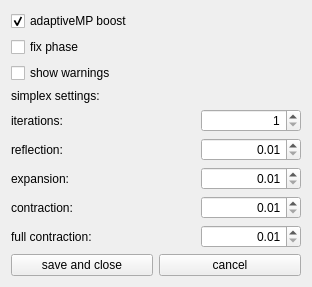
Above: examples/matchingPursuit/settingwindow.ui from mne-tools/mne-cpp before the change. Below: the same form after it.
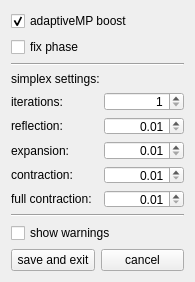
That is the form after the change. Icons and pictures are not drawn.

Patch:
```diff
--- a/examples/matchingPursuit/settingwindow.ui
+++ b/examples/matchingPursuit/settingwindow.ui
@@ -6,10 +6,28 @@
    <rect>
     <x>0</x>
     <y>0</y>
-    <width>312</width>
+    <width>195</width>
     <height>282</height>
    </rect>
   </property>
+  <property name="sizePolicy">
+   <sizepolicy hsizetype="Fixed" vsizetype="Fixed">
+    <horstretch>0</horstretch>
+    <verstretch>0</verstretch>
+   </sizepolicy>
+  </property>
+  <property name="minimumSize">
+   <size>
+    <width>195</width>
+    <height>282</height>
+   </size>
+  </property>
+  <property name="maximumSize">
+   <size>
+    <width>195</width>
+    <height>282</height>
+   </size>
+  </property>
   <property name="windowTitle">
    <string>settings</string>
   </property>
@@ -42,9 +60,9 @@
     </widget>
    </item>
    <item>
-    <widget class="QCheckBox" name="cb_show_warnings">
-     <property name="text">
-      <string>show warnings</string>
+    <widget class="Line" name="line">
+     <property name="orientation">
+      <enum>Qt::Horizontal</enum>
      </property>
     </widget>
    </item>
@@ -61,7 +79,7 @@
       <widget class="QSpinBox" name="sb_adaptive_iteration">
        <property name="maximumSize">
         <size>
-         <width>100</width>
+         <width>80</width>
          <height>16777215</height>
         </size>
        </property>
@@ -130,7 +148,7 @@
       <widget class="QDoubleSpinBox" name="dsb_adaptive_reflection">
        <property name="maximumSize">
         <size>
-         <width>100</width>
+         <width>80</width>
          <height>16777215</height>
         </size>
        </property>
@@ -149,7 +167,7 @@
       <widget class="QDoubleSpinBox" name="dsb_adaptive_contraction">
        <property name="maximumSize">
         <size>
-         <width>100</width>
+         <width>80</width>
          <height>16777215</height>
         </size>
        </property>
@@ -168,7 +186,7 @@
       <widget class="QDoubleSpinBox" name="dsb_adaptive_fullcontraction">
        <property name="maximumSize">
         <size>
-         <width>100</width>
+         <width>80</width>
          <height>16777215</height>
         </size>
        </property>
@@ -187,7 +205,7 @@
       <widget class="QDoubleSpinBox" name="dsb_adaptive_expansion">
        <property name="maximumSize">
         <size>
-         <width>100</width>
+         <width>80</width>
          <height>16777215</height>
         </size>
        </property>
@@ -204,12 +222,26 @@
      </item>
     </layout>
    </item>
+   <item>
+    <widget class="Line" name="line_2">
+     <property name="orientation">
+      <enum>Qt::Horizontal</enum>
+     </property>
+    </widget>
+   </item>
+   <item>
+    <widget class="QCheckBox" name="cb_show_warnings">
+     <property name="text">
+      <string>show warnings</string>
+     </property>
+    </widget>
+   </item>
    <item>
     <layout class="QHBoxLayout" name="horizontalLayout">
      <item>
       <widget class="QPushButton" name="btt_close">
        <property name="text">
-        <string>save and close</string>
+        <string>save and exit</string>
        </property>
       </widget>
      </item>
```
Left out of the diff: 4 changed lines with no effect on the pictures.
